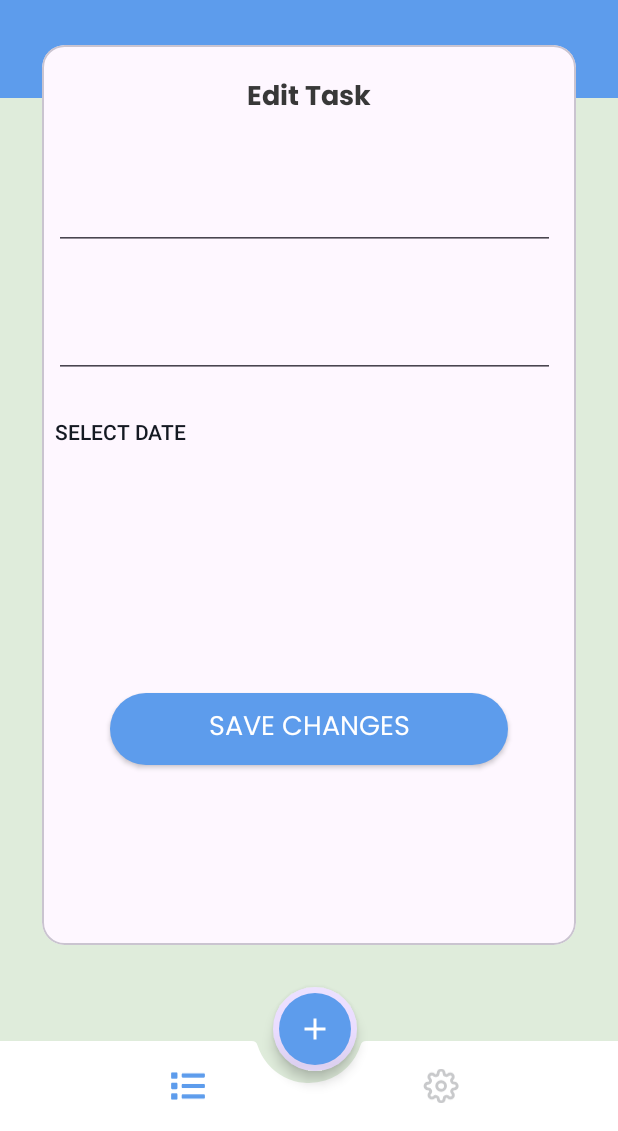
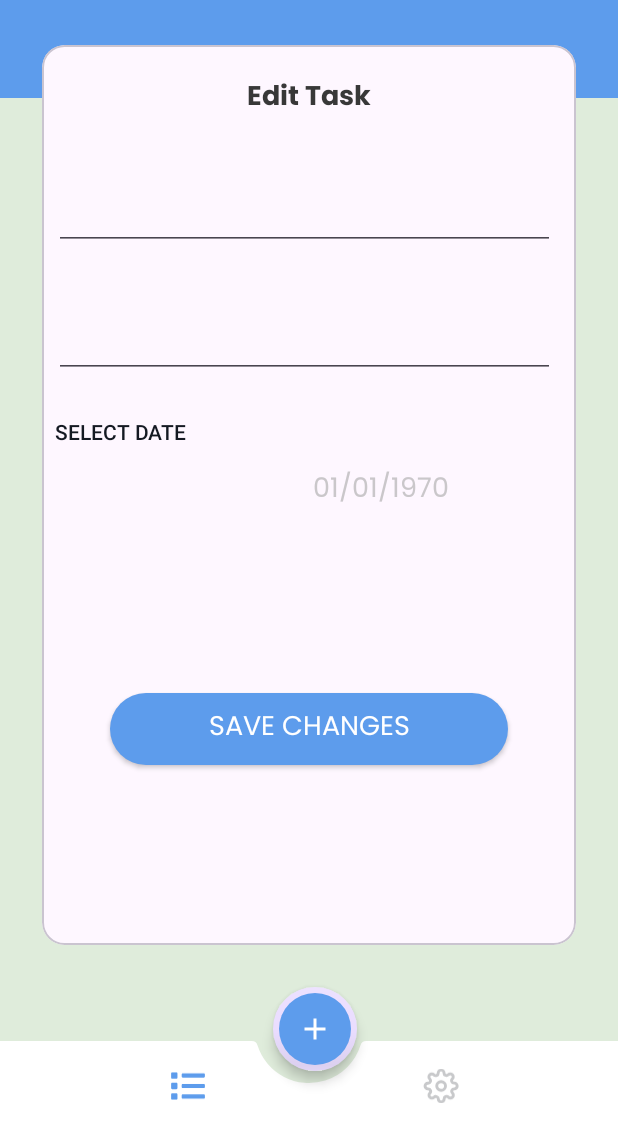
Before and after one commit to HADEER-ESS/ToDoApp_Android, an Android app: the EditScreenFragment screen opened through its navigation route, on a phone screen of 412 x 824 dp, the part 105-1236 px from its top. Run offline under Robolectric (Android 15) with nearby library versions, the phone set to English and light mode, and no system bars; our stand-ins replace Room's generated code; libraries missing offline, so code that uses them is left out: com.kizitonwose.calendar; 5 statements that could not run were skipped.

Commit message:
$ Link edit task screen View with logic, ability to override on RoomData value,

```diff
--- a/app/src/main/java/com/example/todoapp/appstack/EditScreenFragment.kt
+++ b/app/src/main/java/com/example/todoapp/appstack/EditScreenFragment.kt
@@ -4,6 +4,9 @@ import android.os.Bundle
 import android.view.LayoutInflater
 import android.view.View
 import android.view.ViewGroup
+import android.widget.TextView
+import androidx.core.widget.addTextChangedListener
+import androidx.core.widget.doOnTextChanged
 import androidx.fragment.app.Fragment
 import androidx.navigation.Navigation
 import com.example.todoapp.R
@@ -11,15 +14,25 @@ import com.example.todoapp.database.Task
 import com.example.todoapp.database.TaskDatabase
 import com.example.todoapp.database.TaskViewModel
 import com.example.todoapp.databinding.FragmentEditScreenBinding
+import com.google.android.material.datepicker.CalendarConstraints
+import com.google.android.material.datepicker.CalendarConstraints.DateValidator
+import com.google.android.material.datepicker.DateValidatorPointForward
+import com.google.android.material.datepicker.MaterialDatePicker
 import java.text.SimpleDateFormat
 import java.time.LocalDate
+import java.util.Calendar
 import java.util.Date
 import java.util.Locale
 
 class EditScreenFragment : Fragment() {
     private lateinit var binding: FragmentEditScreenBinding
     private lateinit var taskViewModel: TaskViewModel
-    private lateinit var incomeTaskData : Task
+    private val todayDate = Calendar.getInstance()
+
+    private var taskId : Int = 0
+    private var taskTitle : String = ""
+    private var tasDetails : String? = ""
+    private var taskDate : Long = 0
 
     override fun onCreate(savedInstanceState: Bundle?) {
         super.onCreate(savedInstanceState)
@@ -36,23 +49,105 @@ class EditScreenFragment : Fragment() {
 
     override fun onViewCreated(view: View, savedInstanceState: Bundle?) {
         super.onViewCreated(view, savedInstanceState)
+        handleViewModelLink()
+        initalizeFragment()
 
-        initalizeFragment()
+//        Task Title Click Listener
+        binding.editTaskTitleEdt.onFocusChangeListener = View.OnFocusChangeListener { v, hasFocus ->
+            updateTaskTitle(hasFocus)
+        }
+
+//        Task Details Click Listener
+        binding.editTaskDetailsEdt.onFocusChangeListener = View.OnFocusChangeListener{ _, hasFocus -> updateTaskDetails(hasFocus)}
+
+//        Task Date Click Listener
+        binding.editTaskDateBtn.setOnClickListener { resetTaskDate()}
+
+//        save button click action
+        binding.confirmTaskChangeBtn.setOnClickListener { updateTaskData()}
+    }
+
+    private fun updateTaskTitle(focus : Boolean){
+        if(!focus){
+            taskTitle = binding.editTaskTitleEdt.text.toString()
+        }
+    }
+
+    private fun updateTaskDetails(isFocus : Boolean) {
+        if(!isFocus){
+            tasDetails =  binding.editTaskDetailsEdt.text.toString()
+        }
+    }
+
+    private fun resetTaskDate() {
+        //set target formate
+        val formate = SimpleDateFormat("dd/MM/yyyy")
+
+//        Date validation
+        val dateValidation = DateValidatorPointForward.from(todayDate.timeInMillis)
+
+//        create constrain to apply customized validator
+        val constrainCalender = CalendarConstraints.Builder()
+            .setStart(todayDate.timeInMillis)
+            .setValidator(dateValidation)
+
+//        get ready for the date picker dialog
+        val datePickerDialog = MaterialDatePicker.Builder.datePicker()
+            .setTextInputFormat(formate)
+            .setSelection(taskDate)
+            .setCalendarConstraints(constrainCalender.build())
+            .build()
+
+        //CREATE A LISTENER TO STORE THE NEW DATE
+        datePickerDialog.addOnPositiveButtonClickListener {
+            taskDate = onSelectedNewDateValue(formate , it)!!
+        }
+
+        datePickerDialog.show(parentFragmentManager , "materialDatePicker")
+    }
+
+    private fun onSelectedNewDateValue(formate: SimpleDateFormat, selectedDate: Long): Long? {
+        val date = Date(selectedDate)
+        val formatStringDate = formate.format(date)
+
+        binding.selectedDateTv.text = formatStringDate
+
+        val parseString = formate.parse(formatStringDate)
+        return parseString.time;
+    }
+
+    private fun updateTaskData() {
+        println("task new Title $taskTitle")
+        println("task new details $tasDetails")
+        println("task new Date $taskDate")
+        taskViewModel.updateTaskInfo(Task(taskId , taskTitle , tasDetails , false , taskDate))
     }
 
     private fun initalizeFragment() {
-        //create instance of task data
-//        val taskDataBase = TaskDatabase.getInstance(requireContext())
-//        val taskDao = taskDataBase.taskDao()
-//        taskViewModel = TaskViewModel(taskDao)
+        val incomeTaskData: Task
         arguments?.let {
             incomeTaskData = it?.getParcelable("task_data")!!
+            taskTitle = incomeTaskData.taskTitle
+            tasDetails = incomeTaskData.taskDetails
+            taskDate = incomeTaskData.date
+            taskId = incomeTaskData.taskId
         }
-        binding.editTaskTitleEdt.hint = incomeTaskData.taskTitle
-        binding.editTaskDetailsEdt.hint = incomeTaskData.taskDetails
-        val date = Date(incomeTaskData.date)
+
+//        binding.editTaskTitleEdt.hint = taskTitle
+        binding.editTaskTitleEdt.setText(taskTitle , TextView.BufferType.EDITABLE)
+
+//        binding.editTaskDetailsEdt.hint = taskDetails
+        binding.editTaskDetailsEdt.setText(tasDetails, TextView.BufferType.EDITABLE)
+
+        val date = Date(taskDate)
         val stringFormDate = SimpleDateFormat("dd/MM/yyyy" , Locale.getDefault()).format(date)
         binding.selectedDateTv.text = stringFormDate
-//        println("income parceable data $stringFormDate")
+    }
+
+    private fun handleViewModelLink() {
+        //create instance of task data
+        val taskDataBase = TaskDatabase.getInstance(requireContext())
+        val taskDao = taskDataBase.taskDao()
+        taskViewModel = TaskViewModel(taskDao)
     }
 }
--- a/app/src/main/res/layout/fragment_edit_screen.xml
+++ b/app/src/main/res/layout/fragment_edit_screen.xml
@@ -50,6 +50,11 @@
                     android:layout_width="match_parent"
                     android:layout_height="wrap_content"
                     android:layout_marginStart="8dp"
+                    android:maxLines="1"
+                    android:inputType="text"
+                    android:singleLine="true"
+                    android:imeOptions="actionNext"
+                    android:focusableInTouchMode="true"
                     android:layout_marginEnd="14dp"
                     android:layout_marginTop="31dp"
                     android:textAlignment="viewStart"
@@ -62,6 +67,10 @@
                     android:id="@+id/edit_task_details_edt"
                     android:layout_width="match_parent"
                     android:layout_height="wrap_content"
+                    android:maxLines="4"
+                    android:inputType="text"
+                    android:imeOptions="actionDone"
+                    android:focusableInTouchMode="true"
                     android:layout_marginStart="8dp"
                     android:layout_marginEnd="14dp"
                     android:layout_marginTop="31dp"
```
